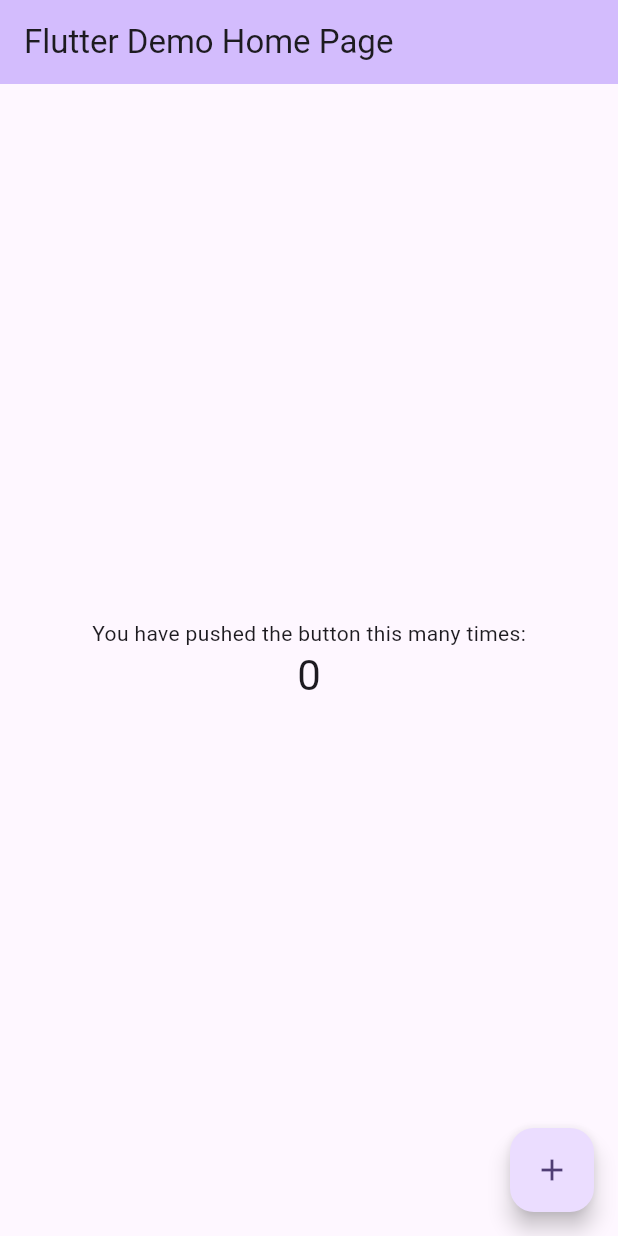
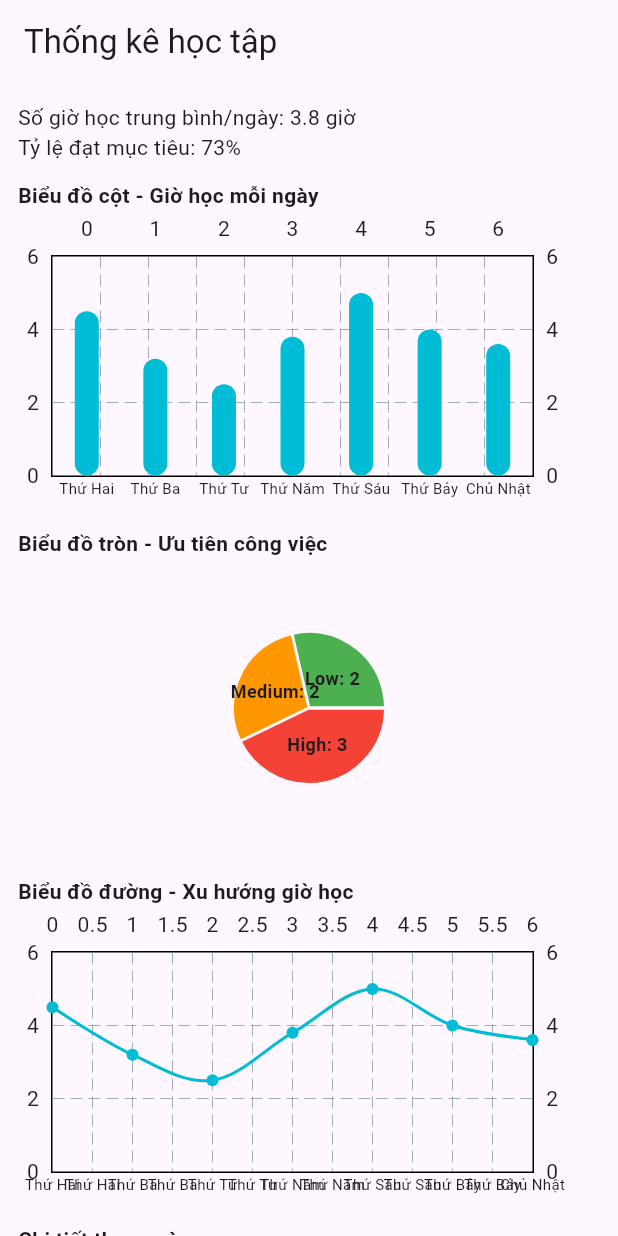
Before and after one commit to HanHuuTrung22130302/CNPM_Nhom10, a Flutter app: the screen it shows after launch, on a phone screen of 412 x 824 dp. Run offline on Flutter 3.47's test engine with Material 3 defaults, Android fonts, the phone set to English and light mode, and no system bars; drawn by our look-alikes of fl_chart.

Commit message:
Giao dien xem bao cao va thong ke

```diff
--- /dev/null
+++ b/lib/data/mock_data.dart
@@ -0,0 +1,29 @@
+import '../models/stat.dart';
+
+class StudyStat {
+  final String date;
+  final double studyHours;
+  final int completedTasks;
+  final int pomodoroSessions;
+  final int goalAchievedPercent;
+  final String priority;
+
+  StudyStat({
+    required this.date,
+    required this.studyHours,
+    required this.completedTasks,
+    required this.pomodoroSessions,
+    required this.goalAchievedPercent,
+    required this.priority,
+  });
+}
+
+final List<StudyStat> mockStats = [
+  StudyStat(date: "Thứ Hai",   studyHours: 4.5, completedTasks: 3, pomodoroSessions: 4, goalAchievedPercent: 75, priority: "High"),
+  StudyStat(date: "Thứ Ba",    studyHours: 3.2, completedTasks: 2, pomodoroSessions: 3, goalAchievedPercent: 60, priority: "Medium"),
+  StudyStat(date: "Thứ Tư",    studyHours: 2.5, completedTasks: 1, pomodoroSessions: 2, goalAchievedPercent: 40, priority: "Low"),
+  StudyStat(date: "Thứ Năm",   studyHours: 3.8, completedTasks: 4, pomodoroSessions: 5, goalAchievedPercent: 90, priority: "High"),
+  StudyStat(date: "Thứ Sáu",   studyHours: 5.0, completedTasks: 5, pomodoroSessions: 6, goalAchievedPercent: 95, priority: "Medium"),
+  StudyStat(date: "Thứ Bảy",   studyHours: 4.0, completedTasks: 3, pomodoroSessions: 4, goalAchievedPercent: 80, priority: "Low"),
+  StudyStat(date: "Chủ Nhật",  studyHours: 3.6, completedTasks: 2, pomodoroSessions: 3, goalAchievedPercent: 70, priority: "High"),
+];
--- a/lib/main.dart
+++ b/lib/main.dart
@@ -1,4 +1,6 @@
 import 'package:flutter/material.dart';
+import 'data/mock_data.dart';
+import 'widgets/stat_charts.dart';
 
 void main() {
   runApp(const MyApp());
@@ -7,116 +9,78 @@ void main() {
 class MyApp extends StatelessWidget {
   const MyApp({super.key});
 
-  // This widget is the root of your application.
   @override
   Widget build(BuildContext context) {
-    return MaterialApp(
-      title: 'Flutter Demo',
-      theme: ThemeData(
-        // This is the theme of your application.
-        //
-        // TRY THIS: Try running your application with "flutter run". You'll see
-        // the application has a purple toolbar. Then, without quitting the app,
-        // try changing the seedColor in the colorScheme below to Colors.green
-        // and then invoke "hot reload" (save your changes or press the "hot
-        // reload" button in a Flutter-supported IDE, or press "r" if you used
-        // the command line to start the app).
-        //
-        // Notice that the counter didn't reset back to zero; the application
-        // state is not lost during the reload. To reset the state, use hot
-        // restart instead.
-        //
-        // This works for code too, not just values: Most code changes can be
-        // tested with just a hot reload.
-        colorScheme: ColorScheme.fromSeed(seedColor: Colors.deepPurple),
-      ),
-      home: const MyHomePage(title: 'Flutter Demo Home Page'),
+    return const MaterialApp(
+      debugShowCheckedModeBanner: false,
+      home: StatisticsScreen(),
     );
   }
 }
 
-class MyHomePage extends StatefulWidget {
-  const MyHomePage({super.key, required this.title});
-
-  // This widget is the home page of your application. It is stateful, meaning
-  // that it has a State object (defined below) that contains fields that affect
-  // how it looks.
-
-  // This class is the configuration for the state. It holds the values (in this
-  // case the title) provided by the parent (in this case the App widget) and
-  // used by the build method of the State. Fields in a Widget subclass are
-  // always marked "final".
-
-  final String title;
-
-  @override
-  State<MyHomePage> createState() => _MyHomePageState();
-}
-
-class _MyHomePageState extends State<MyHomePage> {
-  int _counter = 0;
-
-  void _incrementCounter() {
-    setState(() {
-      // This call to setState tells the Flutter framework that something has
-      // changed in this State, which causes it to rerun the build method below
-      // so that the display can reflect the updated values. If we changed
-      // _counter without calling setState(), then the build method would not be
-      // called again, and so nothing would appear to happen.
-      _counter++;
-    });
-  }
+class StatisticsScreen extends StatelessWidget {
+  const StatisticsScreen({super.key});
 
   @override
   Widget build(BuildContext context) {
-    // This method is rerun every time setState is called, for instance as done
-    // by the _incrementCounter method above.
-    //
-    // The Flutter framework has been optimized to make rerunning build methods
-    // fast, so that you can just rebuild anything that needs updating rather
-    // than having to individually change instances of widgets.
+    final averageHours = mockStats.map((e) => e.studyHours).reduce((a, b) => a + b) / mockStats.length;
+    final avgGoal = mockStats.map((e) => e.goalAchievedPercent).reduce((a, b) => a + b) / mockStats.length;
+
     return Scaffold(
-      appBar: AppBar(
-        // TRY THIS: Try changing the color here to a specific color (to
-        // Colors.amber, perhaps?) and trigger a hot reload to see the AppBar
-        // change color while the other colors stay the same.
-        backgroundColor: Theme.of(context).colorScheme.inversePrimary,
-        // Here we take the value from the MyHomePage object that was created by
-        // the App.build method, and use it to set our appbar title.
-        title: Text(widget.title),
-      ),
-      body: Center(
-        // Center is a layout widget. It takes a single child and positions it
-        // in the middle of the parent.
+      appBar: AppBar(title: const Text("Thống kê học tập")),
+      body: SingleChildScrollView(
+        padding: const EdgeInsets.all(12),
         child: Column(
-          // Column is also a layout widget. It takes a list of children and
-          // arranges them vertically. By default, it sizes itself to fit its
-          // children horizontally, and tries to be as tall as its parent.
-          //
-          // Column has various properties to control how it sizes itself and
-          // how it positions its children. Here we use mainAxisAlignment to
-          // center the children vertically; the main axis here is the vertical
-          // axis because Columns are vertical (the cross axis would be
-          // horizontal).
-          //
-          // TRY THIS: Invoke "debug painting" (choose the "Toggle Debug Paint"
-          // action in the IDE, or press "p" in the console), to see the
-          // wireframe for each widget.
-          mainAxisAlignment: MainAxisAlignment.center,
-          children: <Widget>[
-            const Text('You have pushed the button this many times:'),
-            Text(
-              '$_counter',
-              style: Theme.of(context).textTheme.headlineMedium,
+          crossAxisAlignment: CrossAxisAlignment.start,
+          children: [
+            Text("Số giờ học trung bình/ngày: ${averageHours.toStringAsFixed(1)} giờ"),
+            Text("Tỷ lệ đạt mục tiêu: ${avgGoal.toStringAsFixed(0)}%"),
+            const SizedBox(height: 12),
+
+            const Text("Biểu đồ cột - Giờ học mỗi ngày", style: TextStyle(fontWeight: FontWeight.bold)),
+            SizedBox(height: 200, child: BarChartWidget(mockStats)),
+
+            const SizedBox(height: 12),
+
+            const Text("Biểu đồ tròn - Ưu tiên công việc", style: TextStyle(fontWeight: FontWeight.bold)),
+            SizedBox(height: 200, child: PieChartWidget(mockStats)),
+
+            const SizedBox(height: 12),
+
+            const Text("Biểu đồ đường - Xu hướng giờ học", style: TextStyle(fontWeight: FontWeight.bold)),
+            SizedBox(height: 200, child: LineChartWidget(mockStats)),
+
+            const SizedBox(height: 12),
+
+            const Text("Chi tiết theo ngày", style: TextStyle(fontWeight: FontWeight.bold)),
+            ListView.builder(
+              shrinkWrap: true,
+              physics: const NeverScrollableScrollPhysics(),
+              itemCount: mockStats.length,
+              itemBuilder: (context, index) {
+                final stat = mockStats[index];
+                return Card(
+                  child: ListTile(
+                    title: Text("${stat.date} - ${stat.studyHours} giờ học"),
+                    subtitle: Text(
+                        "${stat.completedTasks} công việc | ${stat.pomodoroSessions} Pomodoro | Mục tiêu: ${stat.goalAchievedPercent}%"),
+                  ),
+                );
+              },
+            ),
+
+            const SizedBox(height: 12),
+
+            ElevatedButton.icon(
+              icon: const Icon(Icons.picture_as_pdf),
+              label: const Text("Xuất PDF"),
+              onPressed: () {
+                // TODO: Gọi hàm xuất PDF tại đây
+              },
             ),
           ],
         ),
       ),
-      floatingActionButton: FloatingActionButton(
-        onPressed: _incrementCounter,
-        tooltip: 'Increment',
-        child: const Icon(Icons.add),
-      ), // This trailing comma makes auto-formatting nicer for build methods.
     );
   }
 }
--- /dev/null
+++ b/lib/models/stat.dart
@@ -0,0 +1,17 @@
+class Stat {
+  final String date;
+  final double studyHours;
+  final int completedTasks;
+  final int pomodoroSessions;
+  final double goalAchievedPercent;
+  final Map<String, int> priorityTasks;
+
+  Stat({
+    required this.date,
+    required this.studyHours,
+    required this.completedTasks,
+    required this.pomodoroSessions,
+    required this.goalAchievedPercent,
+    required this.priorityTasks,
+  });
+}
--- /dev/null
+++ b/lib/widgets/stat_charts.dart
@@ -0,0 +1,108 @@
+import 'package:flutter/material.dart';
+import 'package:fl_chart/fl_chart.dart';
+import '../data/mock_data.dart';
+
+class BarChartWidget extends StatelessWidget {
+  final List<StudyStat> stats;
+  const BarChartWidget(this.stats, {super.key});
+
+  @override
+  Widget build(BuildContext context) {
+    // Tạo BarChartGroupData cho mỗi ngày
+    final groups = stats.asMap().entries.map((e) {
+      final idx = e.key;
+      final stat = e.value;
+      return BarChartGroupData(
+        x: idx,
+        barRods: [
+          BarChartRodData(toY: stat.studyHours, width: 16),
+        ],
+      );
+    }).toList();
+
+    return BarChart(
+      BarChartData(
+        alignment: BarChartAlignment.spaceAround,
+        maxY: stats.map((e) => e.studyHours).reduce((a, b) => a > b ? a : b) + 1,
+        barGroups: groups,
+        titlesData: FlTitlesData(
+          bottomTitles: AxisTitles(
+            sideTitles: SideTitles(
+              showTitles: true,
+              getTitlesWidget: (value, meta) {
+                final idx = value.toInt();
+                if (idx < 0 || idx >= stats.length) return const SizedBox.shrink();
+                return Text(stats[idx].date, style: const TextStyle(fontSize: 10));
+              },
+            ),
+          ),
+          leftTitles: AxisTitles(sideTitles: SideTitles(showTitles: true)),
+        ),
+      ),
+    );
+  }
+}
+
+class PieChartWidget extends StatelessWidget {
+  final List<StudyStat> stats;
+  const PieChartWidget(this.stats, {super.key});
+
+  @override
+  Widget build(BuildContext context) {
+    // Đếm số ngày cho mỗi mức ưu tiên
+    final count = <String, int>{'High': 0, 'Medium': 0, 'Low': 0};
+    for (var s in stats) count[s.priority] = count[s.priority]! + 1;
+
+    final colors = [Colors.red, Colors.orange, Colors.green];
+    final entries = count.entries.toList();
+    return PieChart(
+      PieChartData(
+        sections: entries.asMap().entries.map((e) {
+          final i = e.key;
+          final pr = e.value;
+          return PieChartSectionData(
+            value: pr.value.toDouble(),
+            title: '${pr.key}: ${pr.value}',
+            radius: 50,
+            color: colors[i % colors.length],
+            titleStyle: const TextStyle(fontSize: 12, fontWeight: FontWeight.bold),
+          );
+        }).toList(),
+        sectionsSpace: 2,
+        centerSpaceRadius: 0,
+      ),
+    );
+  }
+}
+
+class LineChartWidget extends StatelessWidget {
+  final List<StudyStat> stats;
+  const LineChartWidget(this.stats, {super.key});
+
+  @override
+  Widget build(BuildContext context) {
+    final spots = stats.asMap().entries.map((e) {
+      return FlSpot(e.key.toDouble(), e.value.studyHours);
+    }).toList();
+
+    return LineChart(
+      LineChartData(
+        maxY: stats.map((e) => e.studyHours).reduce((a, b) => a > b ? a : b) + 1,
+        minY: 0,
+        titlesData: FlTitlesData(
+          bottomTitles: AxisTitles(
+            sideTitles: SideTitles(showTitles: true, getTitlesWidget: (v, _) {
+              final idx = v.toInt();
+              if (idx < 0 || idx >= stats.length) return const SizedBox.shrink();
+              return Text(stats[idx].date, style: const TextStyle(fontSize: 10));
+            }),
+          ),
+          leftTitles: AxisTitles(sideTitles: SideTitles(showTitles: true)),
+        ),
+        lineBarsData: [
+          LineChartBarData(isCurved: true, spots: spots, dotData: FlDotData(show: true)),
+        ],
+      ),
+    );
+  }
+}
```
Also changed, not shown: pubspec.yaml (+7 -0 lines), pubspec.lock, 5 other files.
